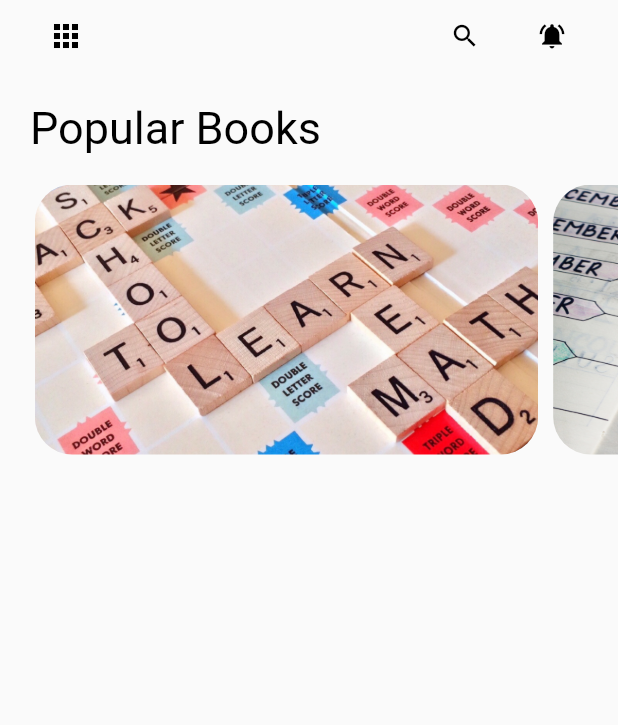
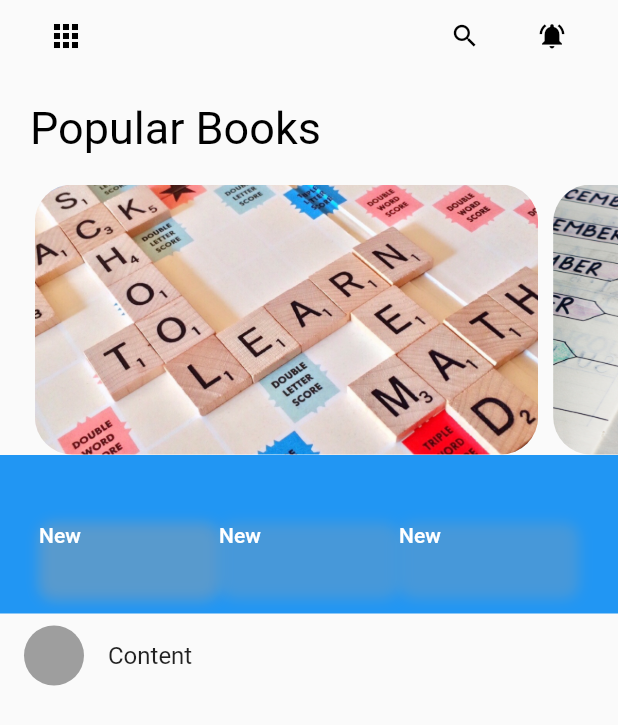
Before and after one commit to ENGR-WAJAHAT-AHMED/flutter_ebook_app, a Flutter app: the screen it shows after launch, on a phone screen of 412 x 824 dp. Shown: the top 725 px of the screen. Run offline on Flutter 3.47's test engine with Material 2 defaults, Android fonts, the phone set to English and light mode, and no system bars.

Commit message:
update ui

```diff
--- a/lib/my_home_page.dart
+++ b/lib/my_home_page.dart
@@ -10,20 +10,30 @@ class MyHomePage extends StatefulWidget {
   State<MyHomePage> createState() => _MyHomePageState();
 }
 
-class _MyHomePageState extends State<MyHomePage> {
+class _MyHomePageState extends State<MyHomePage>
+    with SingleTickerProviderStateMixin {
   List popularBook = [];
+  late ScrollController _scrollController;
+  late TabController _tabController;
+
   ReadData() async {
-   await DefaultAssetBundle.of(context).loadString("json/popularBooks.json").then((s){
+    await DefaultAssetBundle.of(context)
+        .loadString("json/popularBooks.json")
+        .then((s) {
       setState(() {
         popularBook = json.decode(s);
       });
     });
   }
+
   @override
-  void initState(){
+  void initState() {
     super.initState();
+    _tabController = TabController(length: 3, vsync: this);
+    _scrollController = ScrollController();
     ReadData();
   }
+
   @override
   Widget build(BuildContext context) {
     return Container(
@@ -100,7 +110,8 @@ class _MyHomePageState extends State<MyHomePage> {
                       height: 180,
                       child: PageView.builder(
                           controller: PageController(viewportFraction: 0.8),
-                          itemCount: popularBook==null?0:popularBook.length,
+                          itemCount:
+                              popularBook == null ? 0 : popularBook.length,
                           itemBuilder: (_, i) {
                             return Container(
                               height: 180,
@@ -120,6 +131,123 @@ class _MyHomePageState extends State<MyHomePage> {
                 ],
               ),
             ),
+            Expanded(
+                child: NestedScrollView(
+              controller: _scrollController,
+              headerSliverBuilder: (BuildContext context, bool isScroll) {
+                return [
+                  SliverAppBar(
+                    pinned: true,
+                    bottom: PreferredSize(
+                        child: Container(
+                          margin: EdgeInsets.all(8),
+                          child: TabBar(
+                            indicatorPadding: const EdgeInsets.all(0),
+                            indicatorSize: TabBarIndicatorSize.label,
+                            labelPadding: const EdgeInsets.all(0),
+                            controller: _tabController,
+                            isScrollable: true,
+                            indicator: BoxDecoration(
+                                borderRadius: BorderRadius.circular(10),
+                                boxShadow: [
+                                  BoxShadow(
+                                    color: Colors.grey.withOpacity(0.2),
+                                    blurRadius: 7,
+                                    offset: Offset(0, 0),
+                                  )
+                                ]),
+                            tabs: [
+                              Container(
+                                width: 120,
+                                height: 50,
+                                child: Text(
+                                  'New',
+                                  style: TextStyle(color: Colors.white),
+                                ),
+                                decoration: BoxDecoration(
+                                    borderRadius: BorderRadius.circular(10),
+                                    boxShadow: [
+                                      BoxShadow(
+                                        color: Colors.grey.withOpacity(0.3),
+                                        blurRadius: 7,
+                                        offset: Offset(0, 0),
+                                      )
+                                    ]),
+                              ),
+                              Container(
+                                width: 120,
+                                height: 50,
+                                child: Text(
+                                  'New',
+                                  style: TextStyle(color: Colors.white),
+                                ),
+                                decoration: BoxDecoration(
+                                    borderRadius: BorderRadius.circular(10),
+                                    boxShadow: [
+                                      BoxShadow(
+                                        color: Colors.grey.withOpacity(0.3),
+                                        blurRadius: 7,
+                                        offset: Offset(0, 0),
+                                      )
+                                    ]),
+                              ),
+                              Container(
+                                width: 120,
+                                height: 50,
+                                child: Text(
+                                  'New',
+                                  style: TextStyle(color: Colors.white),
+                                ),
+                                decoration: BoxDecoration(
+                                    borderRadius: BorderRadius.circular(10),
+                                    boxShadow: [
+                                      BoxShadow(
+                                        color: Colors.grey.withOpacity(0.3),
+                                        blurRadius: 7,
+                                        offset: Offset(0, 0),
+                                      )
+                                    ]),
+                              ),
+                            ],
+                          ),
+                        ),
+                        preferredSize: Size.fromHeight(50)),
+                  )
+                ];
+              },
+              body: TabBarView(
+                controller: _tabController,
+                  children: [
+                    Material(
+                      child: ListTile(
+                        leading: CircleAvatar(
+                          backgroundColor: Colors.grey,
+                        ),
+                        title: Text('Content'),
+                      ),
+
+                    ),
+                    Material(
+                      child: ListTile(
+                        leading: CircleAvatar(
+                          backgroundColor: Colors.grey,
+                        ),
+                        title: Text('Content'),
+                      ),
+
+                    ),
+                    Material(
+                      child: ListTile(
+                        leading: CircleAvatar(
+                          backgroundColor: Colors.grey,
+                        ),
+                        title: Text('Content'),
+                      ),
+
+                    ),
+
+              ]),
+            )),
           ],
         ),
       )),
```
